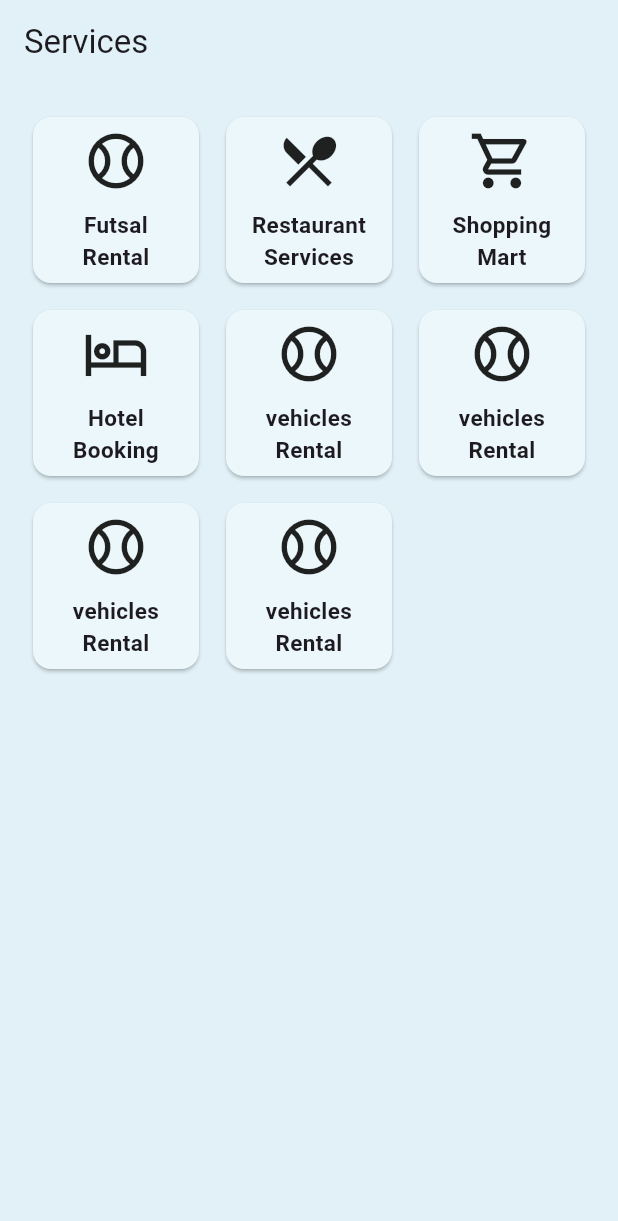
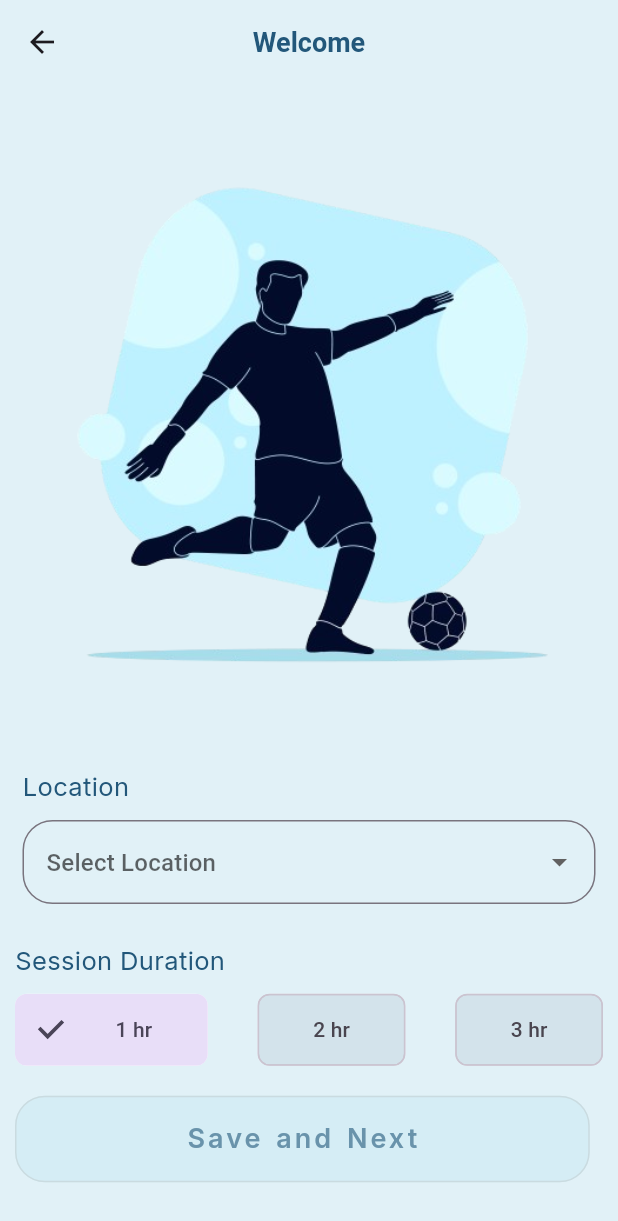
Before and after one commit to cosmotechintl/CosmoMarket-App, a Flutter app: the Services screen opened directly, after a tap on an icon or button, on a phone screen of 412 x 824 dp. Shown: the top 1221 px of the screen. Run offline on Flutter 3.47's test engine with Material 3 defaults, Android fonts, the phone set to English and light mode, and no system bars; our stand-ins replace google_fonts, otp_text_field; missing offline and left inert: datepicker_dropdown; Roboto replaces fonts that are missing (Hanuman).

Commit message:
futsal service home screen created

```diff
--- a/lib/main.dart
+++ b/lib/main.dart
@@ -36,7 +36,8 @@ class _MyAppState extends State<MyApp> {
                     letterSpacing: 2.0
                 ),
               fixedSize: Size(
-                  MediaQuery.of(context).size.width*0.93,MediaQuery.of(context).size.height*0.07
+                  MediaQuery.of(context).size.width*0.93,
+                  MediaQuery.of(context).size.height*0.07
               )
             )
         ),
--- /dev/null
+++ b/lib/screen/futsal/futsal_home_screen.dart
@@ -0,0 +1,128 @@
+import 'package:cosmomarket/screen/futsal/futsal_list.dart';
+import 'package:flutter/material.dart';
+import 'package:google_fonts/google_fonts.dart';
+
+import '../../customWidget/DropDown.dart';
+
+class FutsalHomeScreen extends StatefulWidget {
+  const FutsalHomeScreen({Key? key}) : super(key: key);
+
+  @override
+  _FutsalHomeScreenState createState() => _FutsalHomeScreenState();
+}
+
+class _FutsalHomeScreenState extends State<FutsalHomeScreen> {
+  List<String> location = ["Tinkune", "Shantinagar", "Baneshwor"];
+  List<int> hrs=[1,2,3];
+  String? _selectedLocation;
+  int optionSelect = 1;
+
+  @override
+  Widget build(BuildContext context) {
+    return Scaffold(
+      appBar: AppBar(
+        centerTitle: true,
+        title: Text(
+          "Welcome",
+          style: GoogleFonts.hanuman(
+              fontWeight: FontWeight.w700,
+              color: const Color(0xFF22577A),
+              fontSize: 18.0),
+        ),
+      ),
+      body: Padding(
+        padding: const EdgeInsets.fromLTRB(10.0,3.0,10.0,10.0),
+        child: Column(
+          crossAxisAlignment: CrossAxisAlignment.start,
+          mainAxisAlignment: MainAxisAlignment.spaceEvenly,
+          children: [
+            Image.asset(
+              "assets/imageRes/futsal.png",
+            ),
+            Padding(
+              padding: const EdgeInsets.fromLTRB(5.0, 10.0, 5.0, 0.0),
+              child: Column(
+                crossAxisAlignment: CrossAxisAlignment.start,
+                mainAxisAlignment: MainAxisAlignment.spaceEvenly,
+                children: [
+                  Text(
+                    "Location",
+                    style: GoogleFonts.inter(
+                        fontSize: 17.0,
+                        fontWeight: FontWeight.w400,
+                        color: const Color(0xFF22577A)),
+                  ),
+                  const SizedBox(
+                    height: 10.0,
+                  ),
+                  DropDown(
+                    items: location,
+                    onChanged: (String? value) {
+                      setState(() {
+                        _selectedLocation = value;
+                      });
+                    },
+                    hintText: 'Select Location',
+                  ),
+                ],
+              ),
+            ),
+            Column(
+              crossAxisAlignment: CrossAxisAlignment.start,
+              children: [
+                Text(
+                  "Session Duration",
+                  style: GoogleFonts.inter(
+                      fontSize: 17.0,
+                      fontWeight: FontWeight.w400,
+                      color: const Color(0xFF22577A)),
+                ),
+                SizedBox(height: 10.0),
+                Row(
+                  mainAxisAlignment: MainAxisAlignment.spaceBetween,
+                  children: hrs.map((int choice) {
+                    return ChoiceChip(
+                        backgroundColor: const Color(0xFFD3E3EB),
+                        label: Padding(
+                          padding: const EdgeInsets.symmetric(vertical:5.0,horizontal: 20.0),
+                          child: Text("$choice hr"),
+                        ),
+                        selected: optionSelect == choice,
+                        onSelected: (isSelected) {
+                          setState(() {
+                            if (isSelected)
+                              optionSelect = choice;
+                          });
+                        });
+                  }).toList(),
+                ),
+                SizedBox(height: 20.0),
+                ElevatedButton(
+                    style: ElevatedButton.styleFrom(
+                      backgroundColor: const Color(0xFFD5EDF5),
+                      shape: RoundedRectangleBorder(
+                        borderRadius: BorderRadius.circular(20.0),
+                        side: BorderSide(
+                          color: const Color(0xFFCADBE0)
+                        )
+                      ),
+                      elevation: 0.0
+                    ),
+                    onPressed:(){
+                      Navigator.push(context, MaterialPageRoute(builder: (_)=>FutsalList()));
+                    },
+                    child: Text(
+                        "Save and Next",
+                      style: GoogleFonts.inter(
+                          fontWeight: FontWeight.w600,
+                          color: const Color(0xFF6993AB)),
+                    ),
+                    )
+              ],
+            ),
+          ],
+        ),
+      ),
+    );
+  }
+}
--- a/lib/screen/service_screen.dart
+++ b/lib/screen/service_screen.dart
@@ -1,3 +1,4 @@
+import 'package:cosmomarket/screen/futsal/futsal_home_screen.dart';
 import 'package:flutter/material.dart';
 
 class Services extends StatefulWidget {
@@ -11,7 +12,11 @@ class _ServicesState extends State<Services> {
   @override
   Widget build(BuildContext context) {
     return Scaffold(
-      appBar: AppBar(title: Text('Services')),
+      appBar: AppBar(
+          title: const Text(
+              'Services',
+          ),
+      ),
       body: Padding(
         padding: const EdgeInsets.all(8.0),
         child: GridView.extent(
@@ -39,7 +44,11 @@ class _ServicesState extends State<Services> {
       color: Color(0xFFECF7FB),
       child: InkWell(
         splashColor: const Color(0xFFFFC8B0),
-        onTap: (){},
+        onTap: (){
+          Navigator.push(context,MaterialPageRoute(
+              builder: (_)=>const FutsalHomeScreen()
+          ));
+        },
         child: Column(
           mainAxisAlignment: MainAxisAlignment.center,
           children: [
--- a/pubspec.yaml
+++ b/pubspec.yaml
@@ -37,6 +37,7 @@ dependencies:
   cupertino_icons: ^1.0.6
   datepicker_dropdown: ^0.1.1+1
   otp_text_field: ^1.1.3
+  google_fonts: ^6.2.1
 
 dev_dependencies:
   flutter_test:
@@ -63,6 +64,7 @@ flutter:
   # To add assets to your application, add an assets section, like this:
   assets:
      - assets/logo/
+     - assets/imageRes/
 
   # An image asset can refer to one or more resolution-specific "variants", see
   # https://flutter.dev/assets-and-images/#resolution-aware
```
Also changed, not shown: lib/screen/futsal/futsal_list.dart (added, +225 -0 lines), assets/imageRes/futsal.png (added), pubspec.lock.
